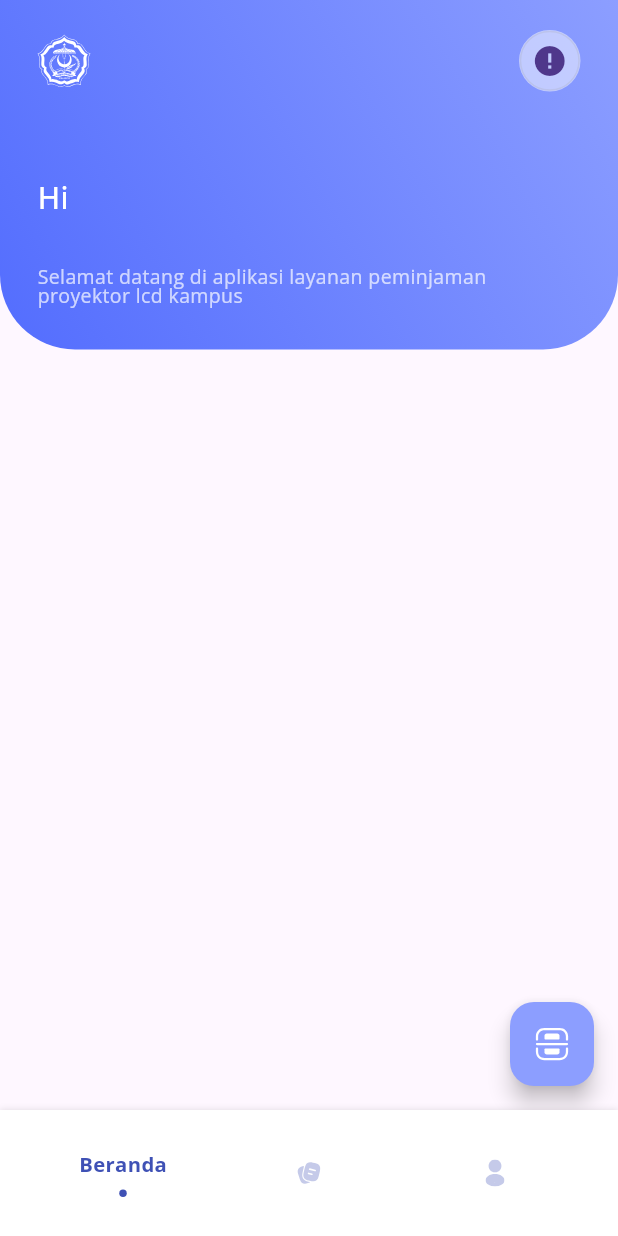
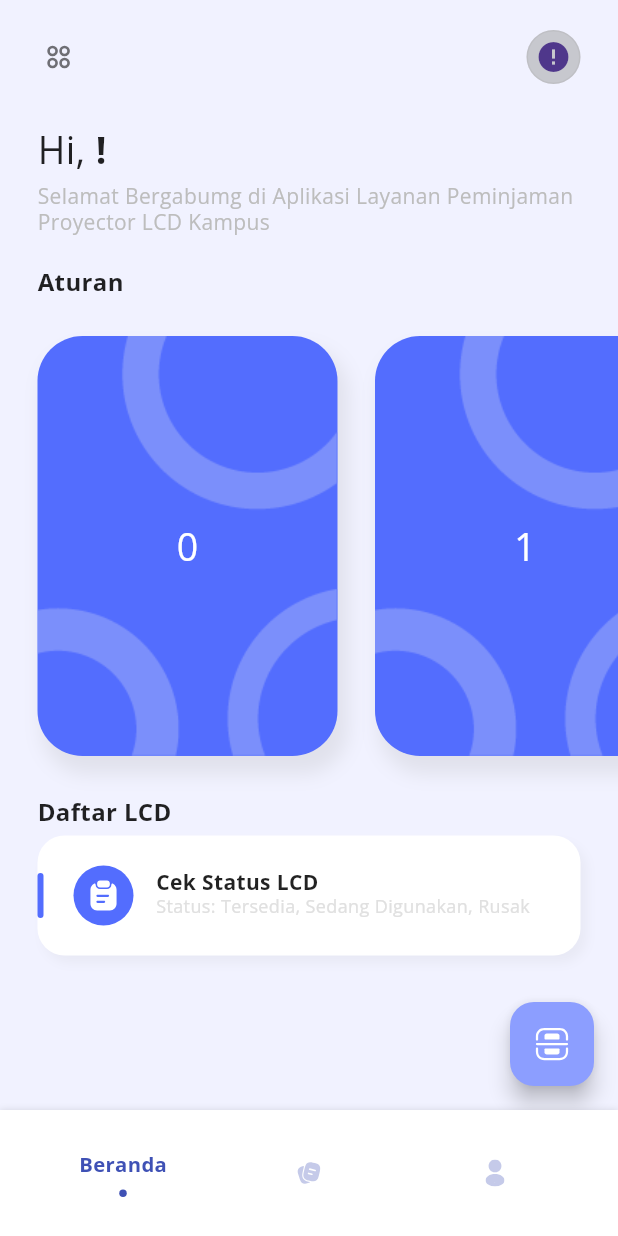
Before and after one commit to 4amshin/projector-loan, a Flutter app: the screen it shows once a user with an empty profile is signed in, on a phone screen of 412 x 824 dp. Run offline on Flutter 3.47's test engine with Material 2 defaults, Android fonts, the phone set to English and light mode, and no system bars; drawn by our look-alikes of cached_network_image, flashy_tab_bar2; our stand-ins replace cloud_firestore, dio, file_picker, firebase_auth, firebase_core, flutter_animate and 6 more; missing offline and left inert: qr_code_scanner; accounts and stored records are empty; generated files the repository leaves out were written again; network calls fail.

Commit message:
st-home-ui

```diff
--- a/lib/module/student/st_home/view/st_home_view.dart
+++ b/lib/module/student/st_home/view/st_home_view.dart
@@ -1,6 +1,9 @@
 import 'package:cloud_firestore/cloud_firestore.dart';
 import 'package:flutter/material.dart';
+import 'package:projector_loan/core.dart';
 import 'package:projector_loan/module/student/st_home/controller/st_home_controller.dart';
+import 'package:projector_loan/module/student/st_home/widget/st_bottom_content.dart';
+import 'package:projector_loan/module/student/st_home/widget/st_mid_content.dart';
 import 'package:projector_loan/module/student/st_home/widget/st_scanner_button.dart';
 import 'package:projector_loan/module/student/st_home/widget/st_top_profile.dart';
 import 'package:projector_loan/module/student/st_home/widget/st_top_profile_loading.dart';
@@ -12,31 +15,13 @@ class StHomeView extends StatefulWidget {
     controller.view = this;
 
     return Scaffold(
+      backgroundColor: homeBackground.withOpacity(0.3),
       body: SafeArea(
         child: ListView(
-          children: [
-            StreamBuilder(
-              stream: FirebaseFirestore.instance
-                  .collection('students')
-                  .where("email", isEqualTo: controller.currentUser.email)
-                  .snapshots(),
-              builder: (context, snapshot) {
-                if (!snapshot.hasData) {
-                  return const StTopProfileLoading();
-                }
-
-                final doc = snapshot.data!.docs.first;
-                // final email = doc.get('email') as String;
-                final name = doc.get('name') as String;
-                final imgUrl = doc.get('foto') as String;
-                // final nim = doc.get('nim') as String;
-                // final role = doc.get('role') as String;
-                return StTopProfile(
-                  imgUrl: imgUrl,
-                  name: name,
-                );
-              },
-            ),
+          children: const [
+            StTopProfile(),
+            StMidContent(),
+            StBottomContent(),
           ],
         ),
       ),
--- /dev/null
+++ b/lib/module/student/st_home/widget/st_bottom_content.dart
@@ -0,0 +1,94 @@
+import 'package:flutter/material.dart';
+import 'package:flutter_svg/flutter_svg.dart';
+import 'package:google_fonts/google_fonts.dart';
+
+class StBottomContent extends StatelessWidget {
+  const StBottomContent({Key? key}) : super(key: key);
+
+  @override
+  Widget build(BuildContext context) {
+    return Padding(
+      padding: const EdgeInsets.symmetric(horizontal: 25),
+      child: Column(
+        crossAxisAlignment: CrossAxisAlignment.start,
+        children: [
+          Text(
+            "Daftar LCD",
+            style: GoogleFonts.openSans(
+              fontSize: 16,
+              fontWeight: FontWeight.bold,
+            ),
+          ),
+          const SizedBox(height: 5),
+          Container(
+            height: 80,
+            width: MediaQuery.of(context).size.width,
+            decoration: BoxDecoration(
+              color: Colors.white,
+              borderRadius: BorderRadius.circular(18),
+              boxShadow: [
+                BoxShadow(
+                  color: Colors.grey.withOpacity(0.1),
+                  offset: const Offset(4, 5),
+                  blurRadius: 5,
+                  // spreadRadius: 2,
+                ),
+              ],
+            ),
+            child: Row(
+              children: [
+                Container(
+                  width: 4,
+                  height: 30,
+                  decoration: BoxDecoration(
+                    color: Colors.indigoAccent,
+                    borderRadius: BorderRadius.circular(5),
+                  ),
+                ),
+                const SizedBox(width: 20),
+                CircleAvatar(
+                  backgroundColor: Colors.indigoAccent,
+                  child: SvgPicture.asset(
+                    'assets/icons/clipboard-text.svg',
+                    height: 24,
+                    colorFilter: const ColorFilter.mode(
+                      Colors.white,
+                      BlendMode.srcIn,
+                    ),
+                  ),
+                ),
+                const SizedBox(width: 15),
+                Expanded(
+                  child: Column(
+                    crossAxisAlignment: CrossAxisAlignment.start,
+                    mainAxisAlignment: MainAxisAlignment.center,
+                    children: [
+                      Text(
+                        "Cek Status LCD",
+                        style: GoogleFonts.openSans(
+                          height: 1,
+                          fontSize: 14,
+                          fontWeight: FontWeight.bold,
+                        ),
+                      ),
+                      Text(
+                        "Status: Tersedia, Sedang Digunakan, Rusak",
+                        maxLines: 1,
+                        overflow: TextOverflow.ellipsis,
+                        style: GoogleFonts.openSans(
+                          fontSize: 12,
+                          color: Colors.grey[300],
+                          fontWeight: FontWeight.w400,
+                        ),
+                      ),
+                    ],
+                  ),
+                ),
+              ],
+            ),
+          ),
+        ],
+      ),
+    );
+  }
+}
--- /dev/null
+++ b/lib/module/student/st_home/widget/st_mid_content.dart
@@ -0,0 +1,40 @@
+import 'package:flutter/material.dart';
+import 'package:google_fonts/google_fonts.dart';
+import 'package:projector_loan/module/student/st_home/widget/st_mid_content_card.dart';
+
+class StMidContent extends StatelessWidget {
+  const StMidContent({Key? key}) : super(key: key);
+
+  @override
+  Widget build(BuildContext context) {
+    return Column(
+      crossAxisAlignment: CrossAxisAlignment.start,
+      children: [
+        Padding(
+          padding: const EdgeInsets.symmetric(horizontal: 25),
+          child: Text(
+            "Aturan",
+            style: GoogleFonts.openSans(
+              fontSize: 16,
+              fontWeight: FontWeight.bold,
+            ),
+          ),
+        ),
+        Container(
+          height: 330,
+          // color: Colors.red,
+          child: ListView.builder(
+            physics: const BouncingScrollPhysics(),
+            itemCount: 3,
+            scrollDirection: Axis.horizontal,
+            itemBuilder: (context, index) {
+              return StMidContentCard(
+                title: "$index",
+              );
+            },
+          ),
+        ),
+      ],
+    );
+  }
+}
--- /dev/null
+++ b/lib/module/student/st_home/widget/st_mid_content_card.dart
@@ -0,0 +1,49 @@
+// ignore_for_file: public_member_api_docs, sort_constructors_first
+import 'package:flutter/material.dart';
+
+class StMidContentCard extends StatelessWidget {
+  final String title;
+
+  const StMidContentCard({
+    Key? key,
+    required this.title,
+  }) : super(key: key);
+
+  @override
+  Widget build(BuildContext context) {
+    return Container(
+      width: 200,
+      margin: const EdgeInsets.only(left: 25, top: 25, bottom: 25),
+      decoration: BoxDecoration(
+        color: Colors.indigoAccent,
+        borderRadius: BorderRadius.circular(30),
+        image: const DecorationImage(
+          image: AssetImage('assets/images/motif.png'),
+          fit: BoxFit.cover,
+          colorFilter: ColorFilter.mode(
+            Color.fromARGB(255, 123, 143, 251),
+            BlendMode.srcIn,
+          ),
+        ),
+        boxShadow: [
+          BoxShadow(
+            color: Colors.grey.withOpacity(0.2),
+            offset: const Offset(5, 10),
+            blurRadius: 10,
+            spreadRadius: 2,
+            // spreadRadius: 2,
+          ),
+        ],
+      ),
+      child: Center(
+        child: Text(
+          title,
+          style: const TextStyle(
+            fontSize: 25,
+            color: Colors.white,
+          ),
+        ),
+      ),
+    );
+  }
+}
--- a/lib/module/student/st_home/widget/st_top_profile.dart
+++ b/lib/module/student/st_home/widget/st_top_profile.dart
@@ -1,59 +1,52 @@
 // ignore_for_file: public_member_api_docs, sort_constructors_first
+import 'package:cloud_firestore/cloud_firestore.dart';
 import 'package:flutter/material.dart';
-import 'package:flutter_svg/flutter_svg.dart';
+import 'package:flutter_svg/svg.dart';
 import 'package:google_fonts/google_fonts.dart';
-import 'package:projector_loan/shared/widget/cached_image/cached_image.dart';
+import 'package:projector_loan/core.dart';
 
 class StTopProfile extends StatelessWidget {
-  final String? imgUrl;
-  final String? name;
   const StTopProfile({
     Key? key,
-    this.imgUrl,
-    this.name,
   }) : super(key: key);
 
   @override
   Widget build(BuildContext context) {
-    return Container(
-      padding: const EdgeInsets.only(
-        left: 25,
-        right: 25,
-        top: 20,
-        bottom: 30,
-      ),
-      decoration: BoxDecoration(
-        gradient: LinearGradient(
-          colors: [
-            Colors.indigoAccent,
-            Colors.indigoAccent[100]!,
-            // Color(0xffFF8787),
-            // Color(0xfffbc3ad),
-          ],
-          begin: Alignment.bottomLeft,
-          end: Alignment.topRight,
-        ),
-        // color: Colors.indigoAccent[100],
-        borderRadius: const BorderRadius.only(
-          bottomLeft: Radius.circular(50),
-          bottomRight: Radius.circular(50),
-        ),
-      ),
+    StHomeController controller = StHomeController.instance;
+    return StreamBuilder(
+      stream: FirebaseFirestore.instance
+          .collection('students')
+          .where("email", isEqualTo: controller.currentUser.email)
+          .snapshots(),
+      builder: (context, snapshot) {
+        if (!snapshot.hasData) {
+          return const StTopProfileLoading();
+        }
+
+        final doc = snapshot.data!.docs.first;
+        // final email = doc.get('email') as String;
+        final name = doc.get('name') as String;
+        final imgUrl = doc.get('foto') as String;
+        // final nim = doc.get('nim') as String;
+        // final role = doc.get('role') as String;
+        return Padding(
+          padding: const EdgeInsets.symmetric(horizontal: 25, vertical: 20),
           child: Column(
-        crossAxisAlignment: CrossAxisAlignment.start,
             children: [
               Row(
                 mainAxisAlignment: MainAxisAlignment.spaceBetween,
                 children: [
                   SvgPicture.asset(
-                "assets/icons/uncp.svg",
-                height: 35,
-                colorFilter:
-                    const ColorFilter.mode(Colors.white, BlendMode.srcIn),
+                    "assets/icons/dashboard.svg",
+                    height: 28,
+                    colorFilter: const ColorFilter.mode(
+                      Colors.black54,
+                      BlendMode.srcIn,
+                    ),
                   ),
                   CircleAvatar(
-                backgroundColor: Colors.white.withOpacity(0.5),
-                radius: 20.5,
+                    backgroundColor: Colors.grey.withOpacity(0.5),
+                    radius: 18,
                     child: WdCachedImage(
                       imgUrl: imgUrl,
                       size: 40,
@@ -62,36 +55,42 @@ class StTopProfile extends StatelessWidget {
                   ),
                 ],
               ),
-          const SizedBox(height: 60),
+              const SizedBox(
+                height: 25.0,
+              ),
               Column(
-            mainAxisSize: MainAxisSize.min,
+                crossAxisAlignment: CrossAxisAlignment.start,
+                children: [
+                  Row(
                     crossAxisAlignment: CrossAxisAlignment.start,
                     children: [
                       Text(
-                "Hi",
+                        "Hi, ",
                         style: GoogleFonts.openSans(
-                  height: 1,
-                  fontSize: 20,
-                  color: Colors.white,
-                  fontWeight: FontWeight.w500,
+                          fontSize: 25,
+                          fontWeight: FontWeight.w400,
                         ),
                       ),
-              Text(
-                name ?? "Your Name Here",
+                      Expanded(
+                        child: Text(
+                          "$name!",
                           maxLines: 1,
                           overflow: TextOverflow.ellipsis,
                           style: GoogleFonts.openSans(
                             fontSize: 25,
-                  color: Colors.white,
                             fontWeight: FontWeight.bold,
                           ),
                         ),
+                      ),
+                    ],
+                  ),
+                  const SizedBox(height: 5),
                   Text(
-                "Selamat datang di aplikasi layanan peminjaman proyektor lcd kampus",
+                    "Selamat Bergabumg di Aplikasi Layanan Peminjaman Proyector LCD Kampus",
                     style: GoogleFonts.openSans(
-                  height: 1,
-                  fontSize: 13,
-                  color: Colors.white70,
+                      height: 1.2,
+                      fontSize: 14,
+                      color: Colors.grey[400],
                       fontWeight: FontWeight.w400,
                     ),
                   ),
@@ -100,5 +99,7 @@ class StTopProfile extends StatelessWidget {
             ],
           ),
         );
+      },
+    );
   }
 }
--- a/lib/shared/theme/color_theme.dart
+++ b/lib/shared/theme/color_theme.dart
@@ -1,3 +1,5 @@
 import 'package:flutter/material.dart';
 
 const primary = Colors.indigoAccent;
+const homeBackground = Color(0xffd4e7fe);
+const titleColor = Color(0xff3e4990);
```
Also changed, not shown: assets/icons/clipboard-text.svg (added), assets/icons/dashboard.svg, assets/images/motif.png (added). Lines whose indentation alone changed are shown as unchanged.
